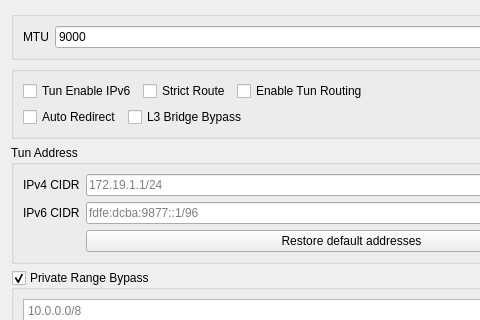
Above: include/ui/setting/dialog_vpn_settings.ui from tergride/poros before the change; both pictures show x 0 to 480 and y 0 to 320 of the 640 by 600 pixel window. Below: the same form after it.
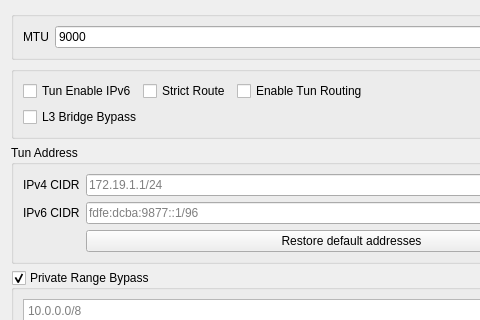
That is the form after the change.

```diff
--- a/include/ui/setting/dialog_vpn_settings.ui
+++ b/include/ui/setting/dialog_vpn_settings.ui
@@ -102,16 +102,6 @@
       </item>
       <item>
        <layout class="QHBoxLayout" name="checksRow2">
-        <item>
-         <widget class="QCheckBox" name="auto_redirect">
-          <property name="toolTip">
-           <string>&lt;html&gt;&lt;head/&gt;&lt;body&gt;&lt;p&gt;Improves Tun routing and performance using nftables. While enabled, this machine cannot be used as a network gateway for other devices.&lt;/p&gt;&lt;/body&gt;&lt;/html&gt;</string>
-          </property>
-          <property name="text">
-           <string>Auto Redirect</string>
-          </property>
-         </widget>
-        </item>
         <item>
          <widget class="QCheckBox" name="l3_bridge">
           <property name="toolTip">
```
